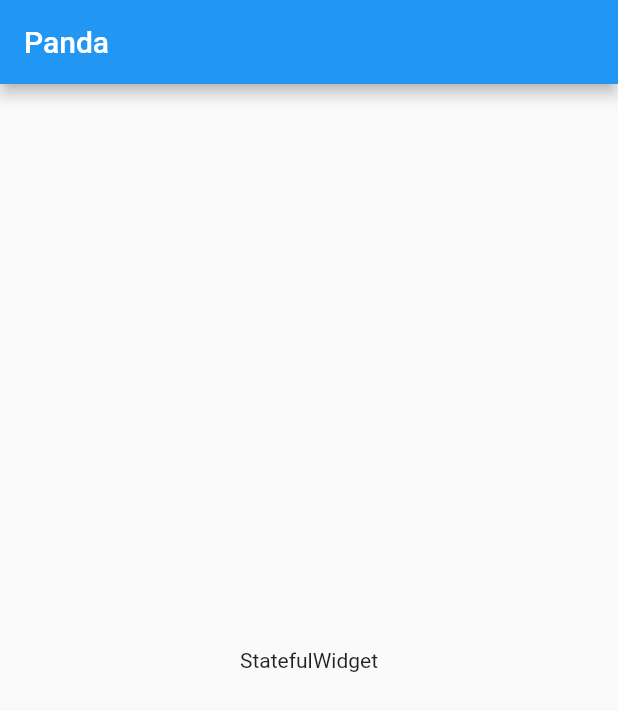
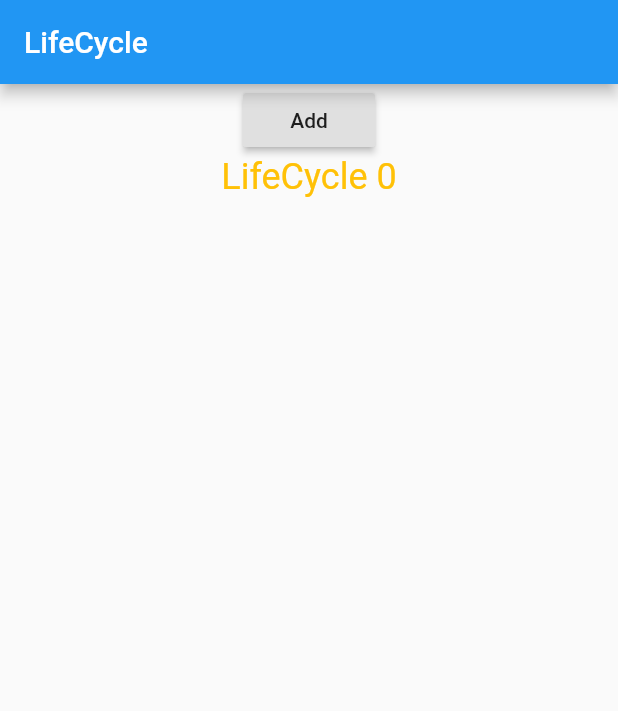
Before and after one commit to Panda296/flutter_app, a Flutter app: the screen it shows after launch, on a phone screen of 412 x 824 dp. Shown: the top 711 px of the screen. Run offline on Flutter 3.47's test engine with Material 2 defaults, Android fonts, the phone set to English and light mode, and no system bars.

Commit message:
StatefulWidget 声明周期演示 尚留问题: Flutter中会将Widget构建两边,第二遍不再生成新的State,原因未名

```diff
--- a/lib/main.dart
+++ b/lib/main.dart
@@ -9,26 +9,70 @@ class MyApp extends StatelessWidget {
       title: "StatefulWidget",
       home: Scaffold(
         appBar: AppBar(
-          title: Text("Panda"),
+          title: Text("LifeCycle"),
         ),
-        body: Homecontent(),
+        body: HomeContent(),
       ),
     );
   }
 }
 
-class Homecontent extends StatelessWidget {
+class HomeContent extends StatefulWidget {
   @override
-  Widget build(BuildContext context) {
-    return Center(
-      child: TextWidget(),
-    );
+  State<StatefulWidget> createState() {
+    print("HomeContent createState");
+    return HomeContentState();
+  }
+
+  HomeContent() {
+    print("HomeContent 构造函数");
   }
 }
 
-class TextWidget extends StatelessWidget {
+/// State 对象在 Flutter 中会多次利用
+class HomeContentState extends State {
+  int count = 0;
   @override
   Widget build(BuildContext context) {
-    return Text("StatefulWidget");
+    print("HomeContentState build");
+    return Center(
+      child: Column(
+        children: [
+          RaisedButton(
+            onPressed: () {
+              setState(() {
+                count++;
+              });
+            },
+            child: Text("Add"),
+          ),
+          Text(
+            "LifeCycle $count",
+            style: TextStyle(fontSize: 24, color: Colors.amber),
+          ),
+        ],
+      ),
+    );
+  }
+
+  HomeContentState() {
+    print("HomeContentState Constructor ");
+  }
+  @override
+  void initState() {
+    super.initState();
+    print("InitState");
+  }
+
+  @override
+  void didChangeDependencies() {
+    super.didChangeDependencies();
+    print("HomeContentState  didChangeDependencies 本身状态发生改变事调用");
+  }
+
+  @override
+  void didUpdateWidget(covariant StatefulWidget oldWidget) {
+    super.didUpdateWidget(oldWidget);
+    print("HomeContentState didUpdateWidget 父类发生改变时调用");
   }
 }
```
